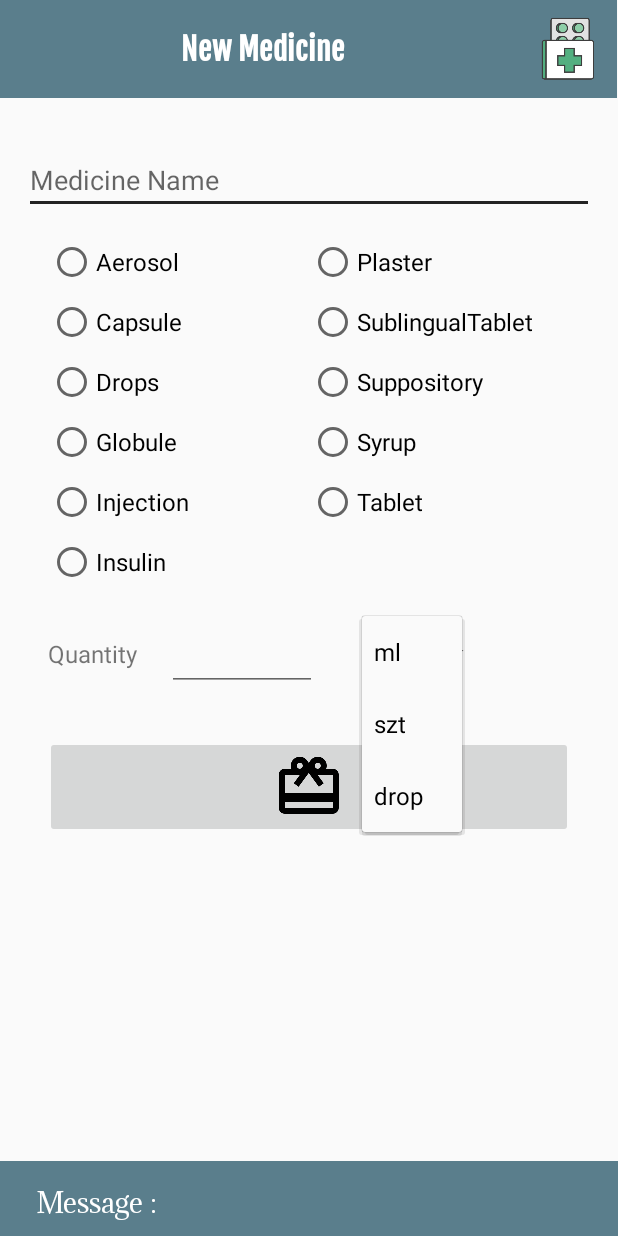
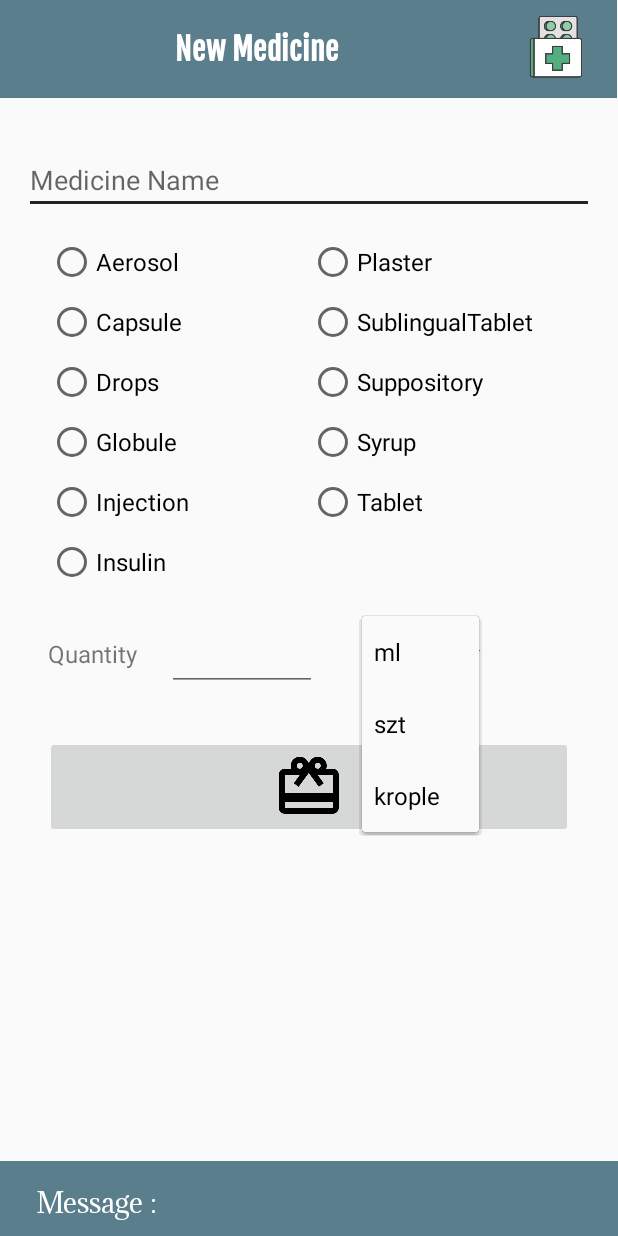
Before and after one commit to PanPuszek/PillReminder_Java, an Android app: the AddMedicine screen opened directly, with no data from a screen before it, after a tap on "ml", on a phone screen of 412 x 824 dp. Run offline under Robolectric (Android 15) with nearby library versions, the phone set to English and light mode, and no system bars.

Commit message:
creating Add Medicine Layout

```diff
--- a/app/src/main/res/layout/activity_add_medicine.xml
+++ b/app/src/main/res/layout/activity_add_medicine.xml
@@ -48,12 +48,13 @@
         android:layout_width="53dp"
         android:layout_height="52dp"
         android:layout_marginBottom="8dp"
-        android:layout_marginEnd="8dp"
+        android:layout_marginEnd="16dp"
         android:layout_marginTop="8dp"
         android:scaleType="centerCrop"
         app:layout_constraintBottom_toBottomOf="@+id/imageView"
         app:layout_constraintEnd_toEndOf="parent"
         app:layout_constraintTop_toTopOf="parent"
+        app:layout_constraintVertical_bias="1.0"
         app:srcCompat="@drawable/main_icon" />
 
     <TextView
@@ -78,6 +79,7 @@
         app:layout_constraintVertical_bias="1.0" />
 
     <ScrollView
+        android:id="@+id/scrollView2"
         android:layout_width="0dp"
         android:layout_height="0dp"
         app:layout_constraintBottom_toTopOf="@+id/imageView2"
@@ -228,9 +230,11 @@
                     android:textSize="16sp" />
 
                 <EditText
+                    android:id="@+id/edit_quantity"
                     android:layout_width="100dp"
                     android:layout_height="50dp"
                     android:layout_marginLeft="20dp"
+                    android:singleLine="true"
                     android:textAlignment="center"
                     android:textSize="18sp" />
 
@@ -259,10 +263,10 @@
                     android:id="@+id/imageButton"
                     android:layout_width="match_parent"
                     android:layout_height="match_parent"
+                    android:elevation="0dp"
                     android:onClick="addMedicineToStore"
                     app:srcCompat="@mipmap/ic_redeem_black_48dp" />
             </LinearLayout>
         </LinearLayout>
     </ScrollView>
-
 </android.support.constraint.ConstraintLayout>
--- a/app/src/main/res/values/strings.xml
+++ b/app/src/main/res/values/strings.xml
@@ -2,5 +2,5 @@
     <string name="app_name">PillReminder</string>
     <string name="dose_ml">ml</string>
     <string name="dose_szt">szt</string>
-    <string name="dose_drop">drop</string>
+    <string name="dose_drop">krople</string>
 </resources>
--- a/build.gradle
+++ b/build.gradle
@@ -7,7 +7,7 @@ buildscript {
         jcenter()
     }
     dependencies {
-        classpath 'com.android.tools.build:gradle:3.0.1'
+        classpath 'com.android.tools.build:gradle:3.1.0'
 
 
         // NOTE: Do not place your application dependencies here; they belong
```
Also changed, not shown: app/src/main/java/com/pum2018/pillreminder_java/AddMedicine.java (+43 -24 lines), app/src/main/res/drawable-hdpi/ic_done.png (added), app/src/main/res/drawable-mdpi/ic_done.png (added), app/src/main/res/drawable-xhdpi/ic_done.png (added), app/src/main/res/drawable-xxhdpi/ic_done.png (added), app/src/main/res/drawable-xxxhdpi/ic_done.png (added), gradle/wrapper/gradle-wrapper.properties.
